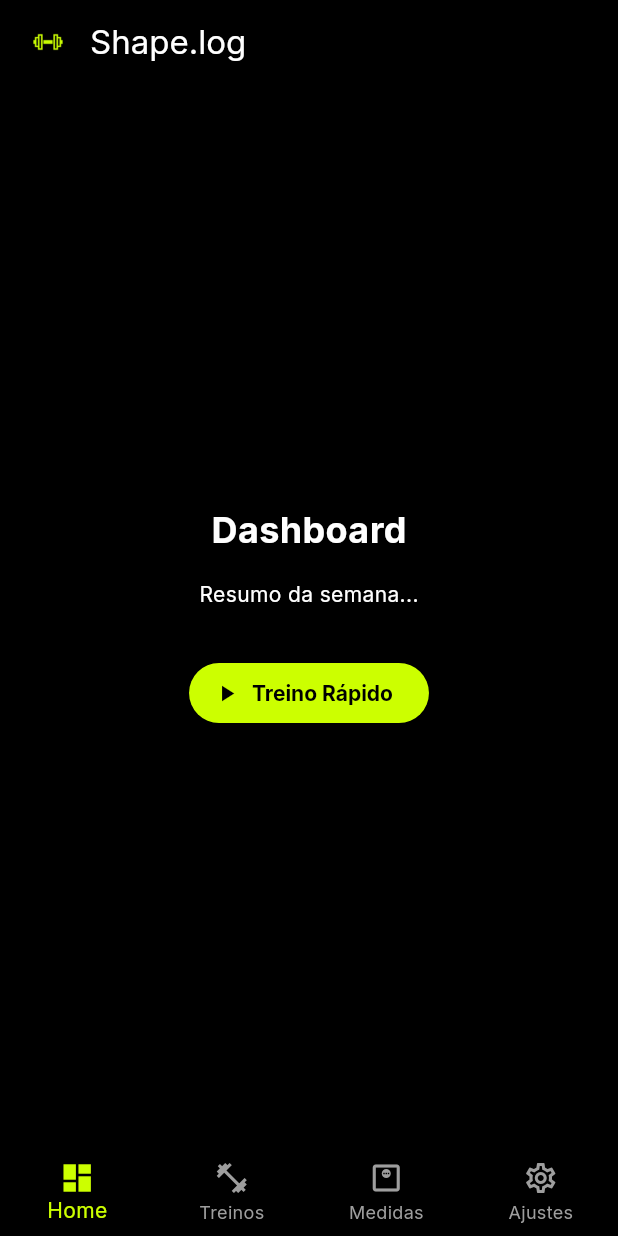
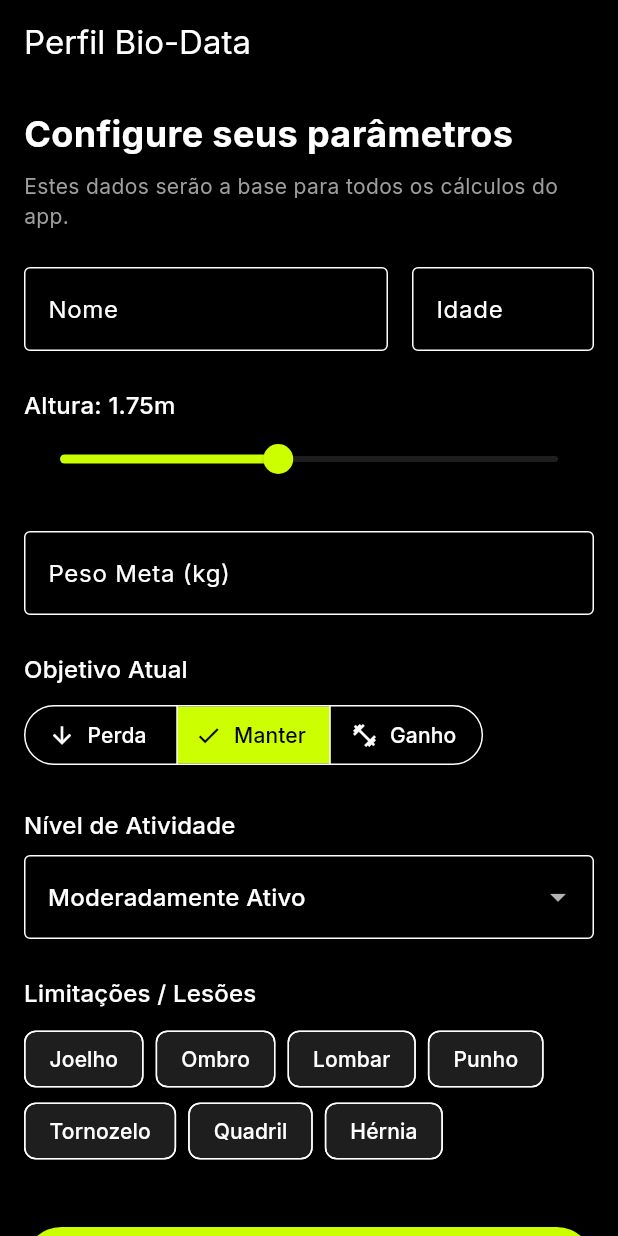
Before and after one commit to joaopaulovieira-dev/shape.log, a Flutter app: the screen it shows after launch, on a phone screen of 412 x 824 dp. Run offline on Flutter 3.47's test engine with Material 3 defaults, Android fonts, the light colour scheme and no system bars; our stand-ins replace carousel_slider, flutter_riverpod, go_router, google_fonts, hive, hive_flutter and 2 more; missing offline and left inert: body_part_selector; accounts and stored records are empty.

```diff
--- a/lib/core/router/app_router.dart
+++ b/lib/core/router/app_router.dart
@@ -11,6 +11,7 @@ import '../../features/body_tracker/domain/entities/body_measurement.dart';
 import '../../features/body_tracker/presentation/pages/body_tracker_page.dart';
 import '../../features/body_tracker/presentation/pages/body_measurement_entry_page.dart';
 import '../../features/settings/presentation/settings_page.dart';
+import '../../features/profile/presentation/pages/edit_profile_page.dart';
 import '../../features/splash/presentation/pages/splash_page.dart';
 
 final _rootNavigatorKey = GlobalKey<NavigatorState>();
@@ -105,6 +106,16 @@ final routerProvider = Provider<GoRouter>((ref) {
           ),
         ],
       ),
+      GoRoute(
+        path: '/profile/edit',
+        parentNavigatorKey: _rootNavigatorKey,
+        builder: (context, state) => const EditProfilePage(),
+      ),
+      GoRoute(
+        path: '/profile/create',
+        parentNavigatorKey: _rootNavigatorKey,
+        builder: (context, state) => const EditProfilePage(isFirstRun: true),
+      ),
     ],
   );
 });
--- /dev/null
+++ b/lib/features/profile/domain/entities/user_profile.dart
@@ -0,0 +1,42 @@
+import '../enums/activity_level.dart';
+import '../enums/diet_type.dart';
+
+class UserProfile {
+  final String name;
+  final int age;
+  final double height; // in meters (e.g. 1.75)
+  final double targetWeight; // in kg
+  final ActivityLevel activityLevel;
+  final List<String> limitations; // e.g. "Joelhos", "Ombros"
+  final DietType dietType;
+
+  const UserProfile({
+    required this.name,
+    required this.age,
+    required this.height,
+    required this.targetWeight,
+    required this.activityLevel,
+    required this.limitations,
+    required this.dietType,
+  });
+
+  UserProfile copyWith({
+    String? name,
+    int? age,
+    double? height,
+    double? targetWeight,
+    ActivityLevel? activityLevel,
+    List<String>? limitations,
+    DietType? dietType,
+  }) {
+    return UserProfile(
+      name: name ?? this.name,
+      age: age ?? this.age,
+      height: height ?? this.height,
+      targetWeight: targetWeight ?? this.targetWeight,
+      activityLevel: activityLevel ?? this.activityLevel,
+      limitations: limitations ?? this.limitations,
+      dietType: dietType ?? this.dietType,
+    );
+  }
+}
--- /dev/null
+++ b/lib/features/profile/domain/enums/activity_level.dart
@@ -0,0 +1,24 @@
+enum ActivityLevel {
+  sedentary, // Little to no exercise
+  light, // Light exercise 1-3 days/week
+  moderate, // Moderate exercise 3-5 days/week
+  active, // Heavy exercise 6-7 days/week
+  athlete, // Very heavy exercise/physical job
+}
+
+extension ActivityLevelExtension on ActivityLevel {
+  String get label {
+    switch (this) {
+      case ActivityLevel.sedentary:
+        return 'Sedentário';
+      case ActivityLevel.light:
+        return 'Levemente Ativo';
+      case ActivityLevel.moderate:
+        return 'Moderadamente Ativo';
+      case ActivityLevel.active:
+        return 'Muito Ativo';
+      case ActivityLevel.athlete:
+        return 'Atleta';
+    }
+  }
+}
--- /dev/null
+++ b/lib/features/profile/domain/enums/diet_type.dart
@@ -0,0 +1,18 @@
+enum DietType {
+  cutting, // Weight Loss
+  maintenance, // Maintain Weight
+  bulking, // Gain Muscle
+}
+
+extension DietTypeExtension on DietType {
+  String get label {
+    switch (this) {
+      case DietType.cutting:
+        return 'Perda de Peso (Cutting)';
+      case DietType.maintenance:
+        return 'Manutenção';
+      case DietType.bulking:
+        return 'Ganho de Massa (Bulking)';
+    }
+  }
+}
--- /dev/null
+++ b/lib/features/profile/presentation/pages/edit_profile_page.dart
@@ -0,0 +1,288 @@
+import 'package:flutter/material.dart';
+import 'package:flutter_riverpod/flutter_riverpod.dart';
+import 'package:go_router/go_router.dart';
+import '../../domain/entities/user_profile.dart';
+import '../../domain/enums/activity_level.dart';
+import '../../domain/enums/diet_type.dart';
+import '../providers/user_profile_provider.dart';
+import '../../../../core/constants/app_colors.dart';
+
+class EditProfilePage extends ConsumerStatefulWidget {
+  final bool isFirstRun; // If true, don't show "Cancel" button, force save
+
+  const EditProfilePage({super.key, this.isFirstRun = false});
+
+  @override
+  ConsumerState<EditProfilePage> createState() => _EditProfilePageState();
+}
+
+class _EditProfilePageState extends ConsumerState<EditProfilePage> {
+  final _formKey = GlobalKey<FormState>();
+  final _nameController = TextEditingController();
+  final _ageController = TextEditingController();
+  final _weightController = TextEditingController(); // Target Weight
+
+  double _height = 1.75; // Default height
+  ActivityLevel _activityLevel = ActivityLevel.moderate;
+  DietType _dietType = DietType.maintenance;
+  final Set<String> _limitations = {};
+
+  final List<String> _availableLimitations = [
+    "Joelho",
+    "Ombro",
+    "Lombar",
+    "Punho",
+    "Tornozelo",
+    "Quadril",
+    "Hérnia",
+  ];
+
+  @override
+  void initState() {
+    super.initState();
+    // Load existing data if available
+    WidgetsBinding.instance.addPostFrameCallback((_) {
+      final state = ref.read(userProfileProvider);
+      state.whenData((profile) {
+        if (profile != null) {
+          _nameController.text = profile.name;
+          _ageController.text = profile.age.toString();
+          _weightController.text = profile.targetWeight.toString();
+          setState(() {
+            _height = profile.height;
+            _activityLevel = profile.activityLevel;
+            _dietType = profile.dietType;
+            _limitations.addAll(profile.limitations);
+          });
+        }
+      });
+    });
+  }
+
+  @override
+  void dispose() {
+    _nameController.dispose();
+    _ageController.dispose();
+    _weightController.dispose();
+    super.dispose();
+  }
+
+  void _save() {
+    if (_formKey.currentState!.validate()) {
+      final profile = UserProfile(
+        name: _nameController.text,
+        age: int.parse(_ageController.text),
+        height: _height,
+        targetWeight: double.parse(_weightController.text.replaceAll(',', '.')),
+        activityLevel: _activityLevel,
+        limitations: _limitations.toList(),
+        dietType: _dietType,
+      );
+
+      ref.read(userProfileProvider.notifier).saveProfile(profile);
+
+      if (widget.isFirstRun) {
+        context.go('/'); // Navigate to home
+      } else {
+        context.pop();
+      }
+    }
+  }
+
+  @override
+  Widget build(BuildContext context) {
+    return Scaffold(
+      appBar: AppBar(
+        title: const Text("Perfil Bio-Data"),
+        leading: widget.isFirstRun
+            ? null
+            : const BackButton(), // No back on first run
+      ),
+      body: SingleChildScrollView(
+        padding: const EdgeInsets.all(16.0),
+        child: Form(
+          key: _formKey,
+          child: Column(
+            crossAxisAlignment: CrossAxisAlignment.start,
+            children: [
+              // HEADER
+              const Text(
+                "Configure seus parâmetros",
+                style: TextStyle(fontSize: 24, fontWeight: FontWeight.bold),
+              ),
+              const SizedBox(height: 8),
+              const Text(
+                "Estes dados serão a base para todos os cálculos do app.",
+                style: TextStyle(color: Colors.grey),
+              ),
+              const SizedBox(height: 24),
+
+              // NAME & AGE
+              Row(
+                children: [
+                  Expanded(
+                    flex: 2,
+                    child: TextFormField(
+                      controller: _nameController,
+                      decoration: const InputDecoration(
+                        labelText: "Nome",
+                        border: OutlineInputBorder(),
+                      ),
+                      validator: (v) => v!.isEmpty ? "Obrigatório" : null,
+                    ),
+                  ),
+                  const SizedBox(width: 16),
+                  Expanded(
+                    child: TextFormField(
+                      controller: _ageController,
+                      keyboardType: TextInputType.number,
+                      decoration: const InputDecoration(
+                        labelText: "Idade",
+                        border: OutlineInputBorder(),
+                      ),
+                      validator: (v) => v!.isEmpty ? "Obrigatório" : null,
+                    ),
+                  ),
+                ],
+              ),
+              const SizedBox(height: 24),
+
+              // HEIGHT SLIDER
+              Text(
+                "Altura: ${_height.toStringAsFixed(2)}m",
+                style: Theme.of(context).textTheme.titleMedium,
+              ),
+              Slider(
+                value: _height,
+                min: 1.40,
+                max: 2.20,
+                divisions: 80, // 1cm steps (220-140)
+                label: _height.toStringAsFixed(2),
+                activeColor: AppColors.primary,
+                onChanged: (v) => setState(() => _height = v),
+              ),
+              const SizedBox(height: 24),
+
+              // TARGET WEIGHT
+              TextFormField(
+                controller: _weightController,
+                keyboardType: const TextInputType.numberWithOptions(
+                  decimal: true,
+                ),
+                decoration: const InputDecoration(
+                  labelText: "Peso Meta (kg)",
+                  border: OutlineInputBorder(),
+                  suffixText: "kg",
+                ),
+                validator: (v) => v!.isEmpty ? "Obrigatório" : null,
+              ),
+              const SizedBox(height: 24),
+
+              // DIET TYPE (Segmented)
+              Text(
+                "Objetivo Atual",
+                style: Theme.of(context).textTheme.titleMedium,
+              ),
+              const SizedBox(height: 8),
+              SegmentedButton<DietType>(
+                segments: const [
+                  ButtonSegment(
+                    value: DietType.cutting,
+                    label: Text("Perda"),
+                    icon: Icon(Icons.arrow_downward),
+                  ),
+                  ButtonSegment(
+                    value: DietType.maintenance,
+                    label: Text("Manter"),
+                    icon: Icon(Icons.balance),
+                  ),
+                  ButtonSegment(
+                    value: DietType.bulking,
+                    label: Text("Ganho"),
+                    icon: Icon(Icons.fitness_center),
+                  ),
+                ],
+                selected: {_dietType},
+                onSelectionChanged: (Set<DietType> newSelection) {
+                  setState(() {
+                    _dietType = newSelection.first;
+                  });
+                },
+              ),
+              const SizedBox(height: 24),
+
+              // ACTIVITY LEVEL
+              Text(
+                "Nível de Atividade",
+                style: Theme.of(context).textTheme.titleMedium,
+              ),
+              const SizedBox(height: 8),
+              DropdownButtonFormField<ActivityLevel>(
+                value: _activityLevel,
+                decoration: const InputDecoration(border: OutlineInputBorder()),
+                items: ActivityLevel.values.map((level) {
+                  return DropdownMenuItem(
+                    value: level,
+                    child: Text(level.label),
+                  );
+                }).toList(),
+                onChanged: (v) => setState(() => _activityLevel = v!),
+              ),
+              const SizedBox(height: 24),
+
+              // LIMITATIONS (Chips)
+              Text(
+                "Limitações / Lesões",
+                style: Theme.of(context).textTheme.titleMedium,
+              ),
+              const SizedBox(height: 8),
+              Wrap(
+                spacing: 8.0,
+                children: _availableLimitations.map((limitation) {
+                  final isSelected = _limitations.contains(limitation);
+                  return FilterChip(
+                    label: Text(limitation),
+                    selected: isSelected,
+                    selectedColor: AppColors.primary.withOpacity(0.2),
+                    checkmarkColor: AppColors.primary,
+                    labelStyle: TextStyle(
+                      color: isSelected ? AppColors.primary : Colors.white,
+                    ),
+                    onSelected: (selected) {
+                      setState(() {
+                        if (selected) {
+                          _limitations.add(limitation);
+                        } else {
+                          _limitations.remove(limitation);
+                        }
+                      });
+                    },
+                  );
+                }).toList(),
+              ),
+
+              const SizedBox(height: 40),
+
+              // SAVE BUTTON
+              SizedBox(
+                width: double.infinity,
+                height: 50,
+                child: ElevatedButton(
+                  onPressed: _save,
+                  style: ElevatedButton.styleFrom(
+                    backgroundColor: AppColors.primary,
+                    foregroundColor: Colors.black,
+                  ),
+                  child: const Text(
+                    "SALVAR PERFIL",
+                    style: TextStyle(fontWeight: FontWeight.bold),
+                  ),
+                ),
+              ),
+            ],
+          ),
+        ),
+      ),
+    );
+  }
+}
--- a/lib/main.dart
+++ b/lib/main.dart
@@ -9,6 +9,7 @@ import 'features/workout/data/models/workout_history_hive_model.dart';
 import 'features/workout/data/models/exercise_model.dart';
 import 'features/workout/data/models/workout_enums_adapter.dart';
 import 'features/body_tracker/data/models/body_measurement_hive_model.dart';
+import 'features/profile/data/models/user_profile_hive_model.dart';
 
 import 'package:intl/date_symbol_data_local.dart';
 
@@ -23,22 +24,26 @@ void main() async {
   Hive.registerAdapter(WorkoutHiveModelAdapter());
   Hive.registerAdapter(WorkoutHistoryHiveModelAdapter());
   Hive.registerAdapter(BodyMeasurementHiveModelAdapter());
+  Hive.registerAdapter(UserProfileHiveModelAdapter());
 
   // Open Box
   try {
     await Hive.openBox<WorkoutHiveModel>('routines');
     await Hive.openBox<WorkoutHistoryHiveModel>('history_log');
     await Hive.openBox<BodyMeasurementHiveModel>('body_measurements');
+    await Hive.openBox<UserProfileHiveModel>('user_profile');
   } catch (e) {
     // If opening fails (e.g. schema mismatch), delete boxes and try again
     try {
       await Hive.deleteBoxFromDisk('routines');
       await Hive.deleteBoxFromDisk('history_log');
       await Hive.deleteBoxFromDisk('body_measurements');
+      await Hive.deleteBoxFromDisk('user_profile');
     } catch (_) {}
     await Hive.openBox<WorkoutHiveModel>('routines');
     await Hive.openBox<WorkoutHistoryHiveModel>('history_log');
     await Hive.openBox<BodyMeasurementHiveModel>('body_measurements');
+    await Hive.openBox<UserProfileHiveModel>('user_profile');
   }
 
   runApp(
```
Also changed, not shown: lib/features/body_tracker/presentation/pages/body_tracker_page.dart (+14 -3 lines), lib/features/profile/data/models/user_profile_hive_model.dart (added, +72 -0 lines), lib/features/profile/data/repositories/user_profile_repository.dart (added, +32 -0 lines), lib/features/profile/presentation/providers/user_profile_provider.dart (added, +34 -0 lines), lib/features/settings/presentation/settings_page.dart (+88 -13 lines), lib/features/splash/presentation/pages/splash_page.dart (+18 -6 lines), lib/features/profile/data/models/user_profile_hive_model.g.dart (added), 1 other file.
